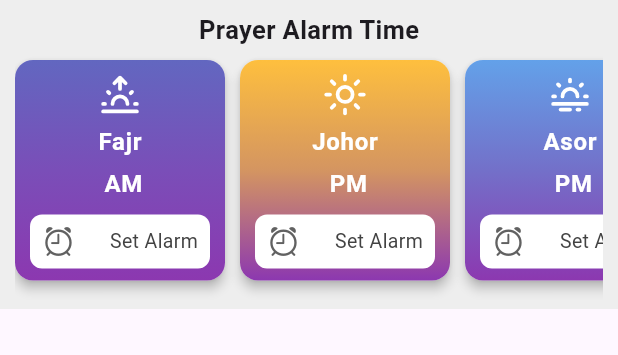
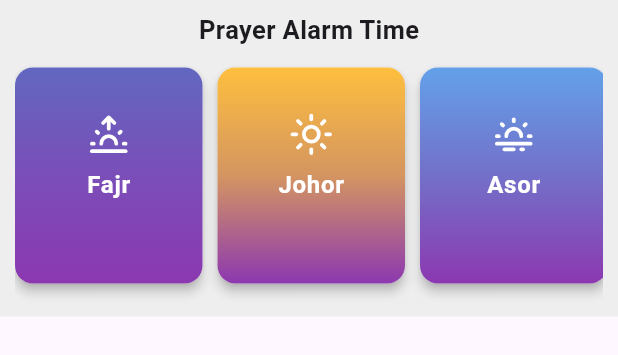
Before and after one commit to Alaminpk05/prayer-reminder, a Flutter app: what buildPrayerTimesList() shows on an empty page, opened directly, on a phone screen of 412 x 824 dp. Shown: the top 355 px of the screen. Run offline on Flutter 3.47's test engine with Material 3 defaults, Android fonts, the phone set to English and light mode, and no system bars; our stand-ins replace bloc, dio, flutter_bloc, flutter_local_notifications, flutter_svg, hydrated_bloc and 3 more; missing offline and left inert: android_alarm_manager_plus; accounts and stored records are empty; network calls fail.

Commit message:
prayer alarm and forbidden time ui done

```diff
--- a/lib/model/prayer_time.dart
+++ b/lib/model/prayer_time.dart
@@ -1,4 +1,9 @@
 class PrayerTimes {
+  final String? sahri;
+  final String? sunrise;
+  final String? israk;
+  final String? midday;
+  final String? sunset;
   final String fajr;
   final String johor;
   final String asor;
@@ -6,6 +11,11 @@ class PrayerTimes {
   final String isha;
 
   PrayerTimes({
+    this.sahri,
+    this.sunrise,
+    this.israk,
+    this.midday,
+    this.sunset,
     required this.fajr,
     required this.johor,
     required this.asor,
@@ -15,15 +25,25 @@ class PrayerTimes {
 
   factory PrayerTimes.fromJson(Map<String, dynamic> json) {
     return PrayerTimes(
-      fajr: json['fajr'] as String,
-      johor: json['johor'] as String,
-      asor: json['asor'] as String,
-      magrib: json['magrib'] as String,
-      isha: json['isha'] as String,
+      sahri: json['sahri']?.toString(),
+      sunrise: json['sunrise']?.toString(),
+      israk: json['israk']?.toString(),
+      midday: json['midday']?.toString(),
+      sunset: json['sunset']?.toString(),
+      fajr: json['fajr']?.toString() ?? '--:--',
+      johor: json['johor']?.toString() ?? '--:--',
+      asor: json['asor']?.toString() ?? '--:--',
+      magrib: json['magrib']?.toString() ?? '--:--',
+      isha: json['isha']?.toString() ?? '--:--',
     );
   }
 
   Map<String, dynamic> toJson() => {
+    if (sahri != null) 'sahri': sahri,
+    if (sunrise != null) 'sunrise': sunrise,
+    if (israk != null) 'israk': israk,
+    if (midday != null) 'midday': midday,
+    if (sunset != null) 'sunset': sunset,
     'fajr': fajr,
     'johor': johor,
     'asor': asor,
--- a/lib/utils/constant/list.dart
+++ b/lib/utils/constant/list.dart
@@ -8,6 +8,7 @@ final List<Map<String, dynamic>> prayers = [
 
 final List<Map<String,String>>forbiddenTimeList =[
   {'name':"Sunrise Time",'time':'05:59am -06:14am',},
-  {'name':"Sunset Time",'time':'06:02pm -06:17pm',},
-  {'name':"Zawal Time",'time':'11:58am -12:08pm',}
+  {'name':"Zawal Time",'time':'11:58am -12:08pm',},
+  {'name':"Sunset Time",'time':'06:02pm -06:17pm',}
+
 ];
--- a/lib/widgets/prayer_list_card.dart
+++ b/lib/widgets/prayer_list_card.dart
@@ -1,4 +1,3 @@
-import 'package:flutter/cupertino.dart';
 import 'package:flutter/material.dart';
 import 'package:flutter_svg/svg.dart';
 import 'package:prayer_reminder/model/prayer_time.dart';
@@ -17,6 +16,7 @@ Widget buildPrayerTimesList(PrayerTimes prayerTimes) {
               'Prayer Alarm Time',
               style: TextStyle(fontSize: 17, fontWeight: FontWeight.w700),
             ),
+            SizedBox(height: 5),
             SizedBox(
               height: 170,
               child: ListView.separated(
@@ -46,19 +46,19 @@ Widget buildPrayerCard(
   String time;
   switch (index) {
     case 0:
-      time = "${prayerTimes.fajr} AM";
+      time = prayerTimes.fajr;
       break;
     case 1:
-      time = "${prayerTimes.johor} PM";
+      time = prayerTimes.johor;
       break;
     case 2:
-      time = "${prayerTimes.asor} PM";
+      time = prayerTimes.asor;
       break;
     case 3:
-      time = "${prayerTimes.magrib} PM";
+      time = prayerTimes.magrib;
       break;
     case 4:
-      time = "${prayerTimes.isha} PM";
+      time = prayerTimes.isha;
       break;
     default:
       time = '--:--';
@@ -114,7 +114,8 @@ Widget buildPrayerCard(
     children: [
       /// HORIZONTAL LIST VIEW
       SizedBox(
-        width: 140,
+        width: 125,
+        height: 160,
         child: Card(
           elevation: 3,
           margin: const EdgeInsets.symmetric(vertical: 8),
@@ -134,6 +135,7 @@ Widget buildPrayerCard(
             child: Padding(
               padding: const EdgeInsets.symmetric(horizontal: 10, vertical: 8),
               child: Column(
+                mainAxisAlignment: MainAxisAlignment.center,
                 children: [
                   SvgPicture.asset(
                     prayers[index]['icon'],
@@ -144,7 +146,7 @@ Widget buildPrayerCard(
                     placeholderBuilder:
                         (context) => CircularProgressIndicator.adaptive(),
                   ),
-                  SizedBox(height: 5),
+                  SizedBox(height: 7),
                   Text(
                     prayers[index]['name'],
                     style: Theme.of(context).textTheme.bodyLarge!.copyWith(
@@ -152,50 +154,50 @@ Widget buildPrayerCard(
                       color: Colors.white,
                     ),
                   ),
-                  SizedBox(height: 4),
+
                   Text(
-                    time,
+                    time.toUpperCase(),
                     style: Theme.of(context).textTheme.bodyLarge!.copyWith(
                       fontWeight: FontWeight.bold,
                       color: Colors.white,
                     ),
                   ),
-                  SizedBox(height: 8),
-                  GestureDetector(
-                    onTap: () {},
-                    child: Container(
-                      decoration: BoxDecoration(
-                        color: Colors.white,
-                        borderRadius: BorderRadius.circular(8),
-                      ),
-                      child: Padding(
-                        padding: const EdgeInsets.symmetric(
-                          horizontal: 8,
-                          vertical: 7,
-                        ),
-                        child: Row(
-                          mainAxisAlignment: MainAxisAlignment.spaceBetween,
-                          children: [
-                            Icon(
-                              CupertinoIcons.alarm,
-                              size: 22,
-                              color: Colors.grey.shade700,
-                            ),
-                            Text(
-                              "Set Alarm",
-                              style: Theme.of(
-                                context,
-                              ).textTheme.bodyMedium!.copyWith(
-                                fontSize: 13,
-                                fontWeight: FontWeight.normal,
-                                color: Colors.grey.shade800,
-                              ),
-                            ),
-                          ],
-                        ),
-                      ),
-                    ),
-                  ),
+                  // SizedBox(height: 8),
+                  // GestureDetector(
+                  //   onTap: () {},
+                  //   child: Container(
+                  //     decoration: BoxDecoration(
+                  //       color: Colors.white,
+                  //       borderRadius: BorderRadius.circular(8),
+                  //     ),
+                  //     child: Padding(
+                  //       padding: const EdgeInsets.symmetric(
+                  //         horizontal: 8,
+                  //         vertical: 7,
+                  //       ),
+                  //       child: Row(
+                  //         mainAxisAlignment: MainAxisAlignment.spaceBetween,
+                  //         children: [
+                  //           Icon(
+                  //             CupertinoIcons.alarm,
+                  //             size: 22,
+                  //             color: Colors.grey.shade700,
+                  //           ),
+                  //           Text(
+                  //             "Set Alarm",
+                  //             style: Theme.of(
+                  //               context,
+                  //             ).textTheme.bodyMedium!.copyWith(
+                  //               fontSize: 13,
+                  //               fontWeight: FontWeight.normal,
+                  //               color: Colors.grey.shade800,
+                  //             ),
+                  //           ),
+                  //         ],
+                  //       ),
+                  //     ),
+                  //   ),
+                  // ),
                 ],
               ),
             ),
```
Also changed, not shown: lib/repository/api/api_services.dart (+12 -12 lines), lib/screens/home.dart (+30 -6 lines), lib/utils/helpers/convert.dart (added, +31 -0 lines).
